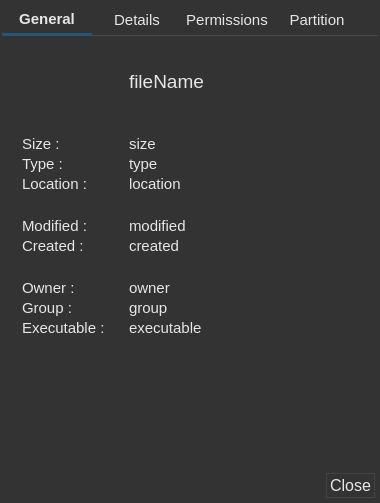
This is app/corefm/propertiesw.ui in rahmanshaber/corebox as Qt 5 draws it before an edit. The edited form follows.
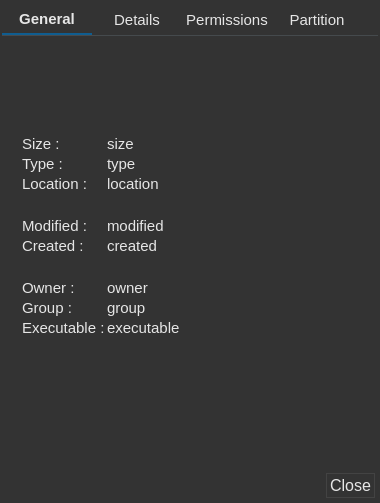
This is the edited form. The open tabs and pages were chosen to show the change. Icons and pictures are not drawn.

```diff
--- a/app/corefm/propertiesw.ui
+++ b/app/corefm/propertiesw.ui
@@ -24,11 +24,43 @@
     <normaloff>:/icons/CoreFM.svg</normaloff>:/icons/CoreFM.svg</iconset>
   </property>
   <property name="styleSheet">
-   <string notr="true">QWidget{
-background-color: #333333;
-color:#E6E6E6; 
-border: 1px rgb(67, 67, 67);
-}</string>
+   <string notr="true">/*Properties */
+
+#fileTitle{
+	font: 14pt &quot;Cantarell&quot;;
+    border: 1px #232323;
+    background-color: transparent;
+    color: #ffffff;}
+
+
+QWidget{
+    background-color: #333333;
+    color:#E6E6E6;
+    border: 1px #434343;}
+
+
+#close{
+    border: 1px solid #434343;
+    padding: 2px 3px 2px 3px;}
+#close:hover {
+    background-color: #308CC6;}
+
+
+QTabWidget::pane {
+    border-top: 1px solid #454A4D;
+    padding: 5px 0px;}
+QTabWidget::tab-bar {
+    alignment: center; }
+QTabBar::tab {
+    border-style: none;
+    padding-bottom: 5px;
+    min-width: 90px;}
+QTabBar::tab:selected {
+    border-bottom: 2px solid #0f5d90;
+    font-weight: bold;}
+QTabBar::tab:!selected {
+    font-weight: normal;
+    margin-bottom: 1px;}</string>
   </property>
   <layout class="QVBoxLayout" name="verticalLayout">
    <property name="spacing">
@@ -53,33 +85,6 @@
        <pointsize>11</pointsize>
       </font>
      </property>
-     <property name="styleSheet">
-      <string notr="true">
-QTabWidget::pane { /* The tab widget frame */
-	border-top: 1px solid #454A4D;
-	padding: 5px 0px;
-}
-
-QTabWidget::tab-bar { 
-alignment: center; 
-}
-
-/* Style the tab using the tab sub-control. Note that
-    it reads QTabBar _not_ QTabWidget */
-QTabBar::tab {
-	border-style: none;
-	padding-bottom: 5px;
-	min-width: 90px;
-}
-QTabBar::tab:selected {
-	border-bottom: 2px solid #0f5d90;
-	font-weight: bold;
-}
-QTabBar::tab:!selected {
-	font-weight: normal;
-	margin-bottom: 1px;
-}</string>
-     </property>
      <property name="currentIndex">
       <number>2</number>
      </property>
@@ -229,22 +234,6 @@
          </property>
         </widget>
        </item>
-       <item row="0" column="1">
-        <spacer name="horizontalSpacer_2">
-         <property name="orientation">
-          <enum>Qt::Horizontal</enum>
-         </property>
-         <property name="sizeType">
-          <enum>QSizePolicy::Fixed</enum>
-         </property>
-         <property name="sizeHint" stdset="0">
-          <size>
-           <width>20</width>
-           <height>20</height>
-          </size>
-         </property>
-        </spacer>
-       </item>
        <item row="13" column="0">
         <widget class="QLabel" name="labelExecutable">
          <property name="font">
@@ -257,7 +246,7 @@
          </property>
         </widget>
        </item>
-       <item row="14" column="0" colspan="3">
+       <item row="14" column="0" colspan="2">
         <spacer name="verticalSpacer_2">
          <property name="orientation">
           <enum>Qt::Vertical</enum>
@@ -270,35 +259,7 @@
          </property>
         </spacer>
        </item>
-       <item row="0" column="0">
-        <widget class="QPushButton" name="typeIcon">
-         <property name="minimumSize">
-          <size>
-           <width>60</width>
-           <height>60</height>
-          </size>
-         </property>
-         <property name="maximumSize">
-          <size>
-           <width>60</width>
-           <height>60</height>
-          </size>
-         </property>
-         <property name="text">
-          <string/>
-         </property>
-         <property name="iconSize">
-          <size>
-           <width>60</width>
-           <height>60</height>
-          </size>
-         </property>
-         <property name="flat">
-          <bool>true</bool>
-         </property>
-        </widget>
-       </item>
-       <item row="3" column="2">
+       <item row="3" column="1">
         <widget class="QLabel" name="size">
          <property name="sizePolicy">
           <sizepolicy hsizetype="Expanding" vsizetype="Preferred">
@@ -316,7 +277,7 @@
          </property>
         </widget>
        </item>
-       <item row="5" column="2">
+       <item row="5" column="1">
         <widget class="QLabel" name="location">
          <property name="sizePolicy">
           <sizepolicy hsizetype="Expanding" vsizetype="Preferred">
@@ -337,7 +298,7 @@
          </property>
         </widget>
        </item>
-       <item row="4" column="2">
+       <item row="4" column="1">
         <widget class="QLabel" name="type">
          <property name="sizePolicy">
           <sizepolicy hsizetype="Expanding" vsizetype="Preferred">
@@ -355,7 +316,7 @@
          </property>
         </widget>
        </item>
-       <item row="8" column="2">
+       <item row="8" column="1">
         <widget class="QLabel" name="modified">
          <property name="sizePolicy">
           <sizepolicy hsizetype="Expanding" vsizetype="Preferred">
@@ -373,7 +334,7 @@
          </property>
         </widget>
        </item>
-       <item row="9" column="2">
+       <item row="9" column="1">
         <widget class="QLabel" name="created">
          <property name="sizePolicy">
           <sizepolicy hsizetype="Expanding" vsizetype="Preferred">
@@ -391,7 +352,7 @@
          </property>
         </widget>
        </item>
-       <item row="11" column="2">
+       <item row="11" column="1">
         <widget class="QLabel" name="owner">
          <property name="sizePolicy">
           <sizepolicy hsizetype="Expanding" vsizetype="Preferred">
@@ -409,7 +370,7 @@
          </property>
         </widget>
        </item>
-       <item row="12" column="2">
+       <item row="12" column="1">
         <widget class="QLabel" name="group">
          <property name="sizePolicy">
           <sizepolicy hsizetype="Expanding" vsizetype="Preferred">
@@ -427,7 +388,7 @@
          </property>
         </widget>
        </item>
-       <item row="13" column="2">
+       <item row="13" column="1">
         <widget class="QLabel" name="executable">
          <property name="sizePolicy">
           <sizepolicy hsizetype="Expanding" vsizetype="Preferred">
@@ -445,24 +406,37 @@
          </property>
         </widget>
        </item>
-       <item row="0" column="2">
-        <widget class="QLabel" name="fileName">
+       <item row="0" column="0" colspan="2">
+        <widget class="QToolButton" name="fileTitle">
          <property name="sizePolicy">
-          <sizepolicy hsizetype="Expanding" vsizetype="Preferred">
+          <sizepolicy hsizetype="Preferred" vsizetype="Fixed">
            <horstretch>0</horstretch>
            <verstretch>0</verstretch>
           </sizepolicy>
          </property>
-         <property name="font">
-          <font>
-           <pointsize>14</pointsize>
-          </font>
+         <property name="minimumSize">
+          <size>
+           <width>60</width>
+           <height>60</height>
+          </size>
+         </property>
+         <property name="maximumSize">
+          <size>
+           <width>16777215</width>
+           <height>60</height>
+          </size>
          </property>
          <property name="text">
-          <string>fileName</string>
+          <string/>
          </property>
-         <property name="wordWrap">
-          <bool>true</bool>
+         <property name="iconSize">
+          <size>
+           <width>60</width>
+           <height>60</height>
+          </size>
+         </property>
+         <property name="toolButtonStyle">
+          <enum>Qt::ToolButtonTextBesideIcon</enum>
          </property>
         </widget>
        </item>
```
Left out of the diff: 23 changed lines with no effect on the pictures.
